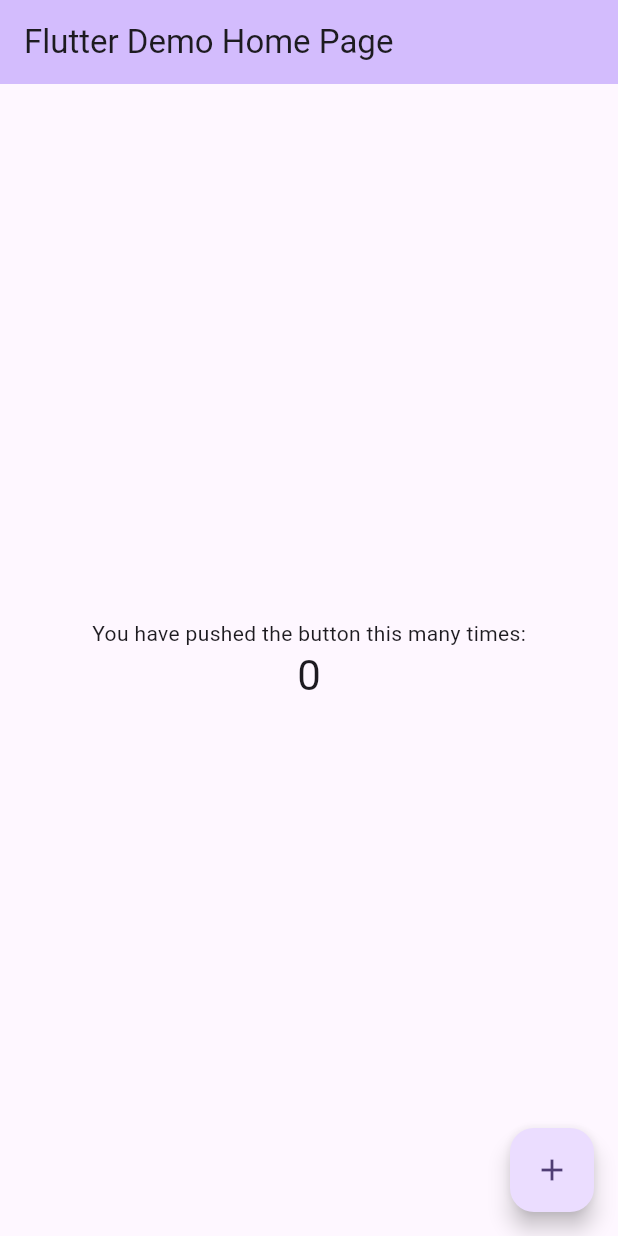
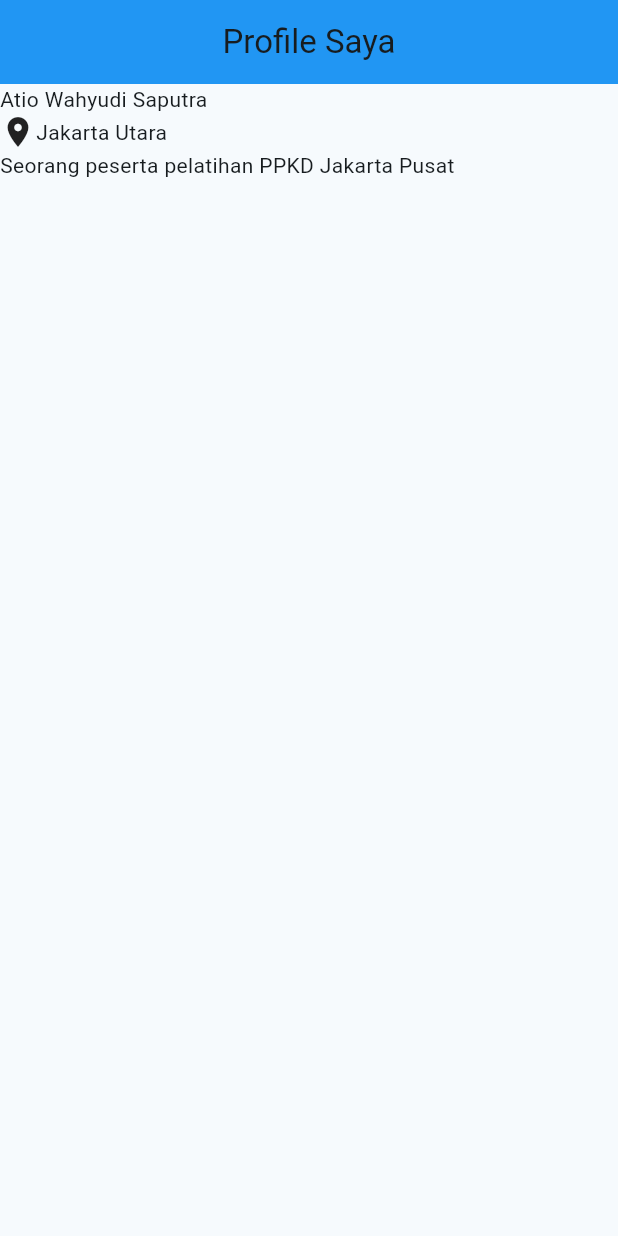
Before and after one commit to Atiowhy/flutter_bacth6, a Flutter app: the screen it shows after launch, on a phone screen of 412 x 824 dp. Run offline on Flutter 3.47's test engine with Material 3 defaults, Android fonts, the phone set to English and light mode, and no system bars.

Commit message:
belajar1

```diff
--- /dev/null
+++ b/lib/day_5/scaffold.dart
@@ -0,0 +1,23 @@
+import 'package:flutter/material.dart';
+
+class ScaffoldDay5 extends StatelessWidget {
+  const ScaffoldDay5({super.key});
+
+  @override
+  Widget build(BuildContext context) {
+    return Scaffold(
+      appBar: AppBar(
+        title: Text("Profile Saya"),
+        centerTitle: true,
+        backgroundColor: Colors.blue,
+      ),
+      body: Column(
+        children: [
+          Row(children: [Text("Atio Wahyudi Saputra")]),
+          Row(children: [Icon(Icons.location_on), Text("Jakarta Utara")]),
+          Row(children: [Text("Seorang peserta pelatihan PPKD Jakarta Pusat")]),
+        ],
+      ),
+    );
+  }
+}
--- a/lib/main.dart
+++ b/lib/main.dart
@@ -1,4 +1,5 @@
 import 'package:flutter/material.dart';
+import 'package:flutter_bacth6/day_5/scaffold.dart';
 
 void main() {
   runApp(const MyApp());
@@ -28,9 +29,9 @@ class MyApp extends StatelessWidget {
         //
         // This works for code too, not just values: Most code changes can be
         // tested with just a hot reload.
-        colorScheme: .fromSeed(seedColor: Colors.deepPurple),
+        colorScheme: .fromSeed(seedColor: Colors.blueGrey),
       ),
-      home: const MyHomePage(title: 'Flutter Demo Home Page'),
+      home: ScaffoldDay5(),
     );
   }
 }
```
